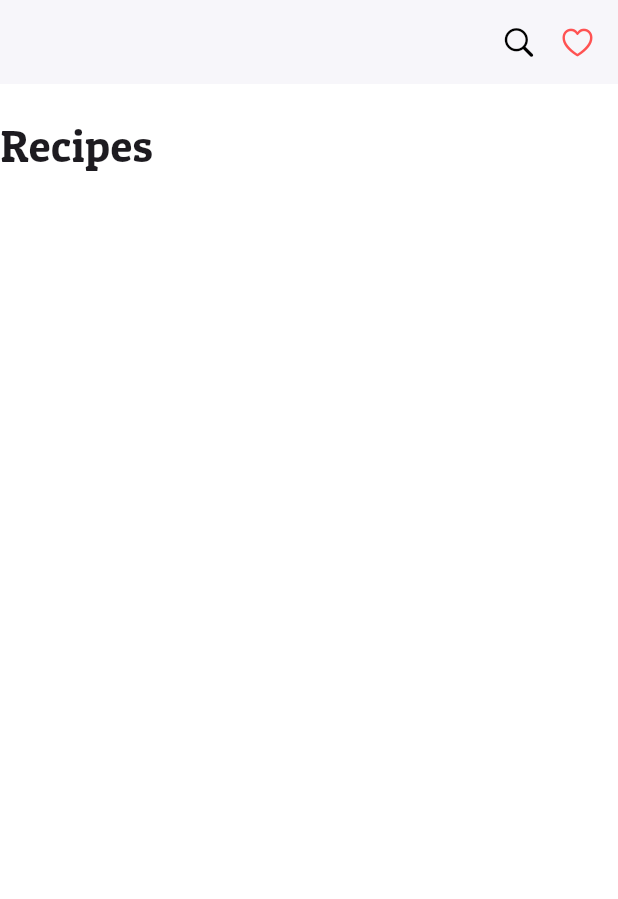
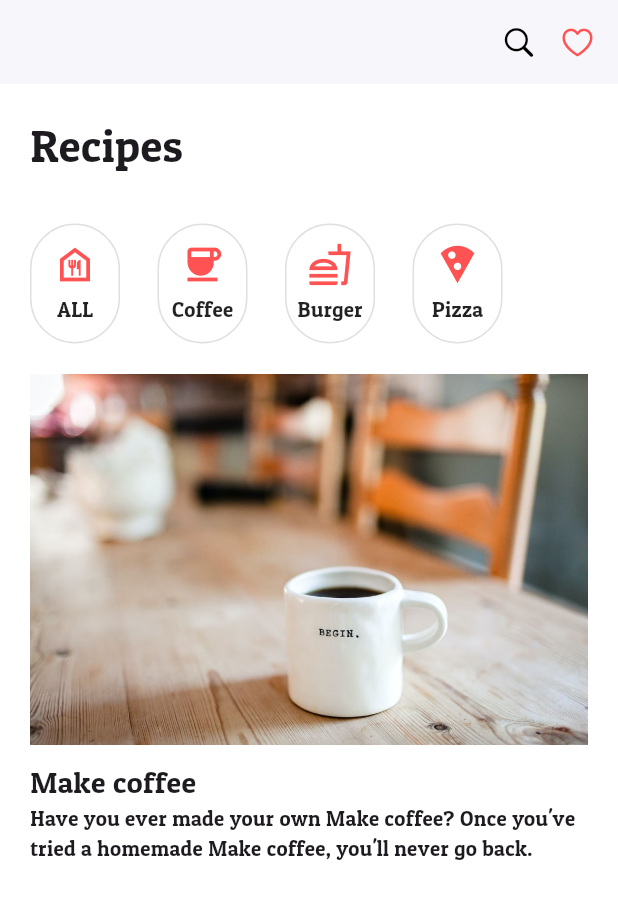
Before and after one commit to lee28921/flutter, a Flutter app: the screen it shows after launch, on a phone screen of 412 x 824 dp. Shown: the top 899 px of the screen. Run offline on Flutter 3.47's test engine with Material 3 defaults, Android fonts, the phone set to English and light mode, and no system bars.

Commit message:
body 일부 구현

```diff
--- a/class_flutter_recipe/lib/components/recipe_list_item.dart
+++ b/class_flutter_recipe/lib/components/recipe_list_item.dart
@@ -8,8 +8,28 @@ class RecipeListItem extends StatelessWidget {
   const RecipeListItem(
       {required this.imageName, required this.title, super.key});
 
+  // build 함수가 호출 되면 화면에 그림을 그려준다
   @override
   Widget build(BuildContext context) {
-    return Container();
+    return Padding(
+      padding: const EdgeInsets.symmetric(vertical: 20),
+      child: Column(
+        crossAxisAlignment: CrossAxisAlignment.start,
+        children: [
+          Image.asset(
+            "assets/images/$imageName.jpeg",
+            fit: BoxFit.cover,
+          ),
+          SizedBox(height: 10),
+          Text(
+            title,
+            style: TextStyle(fontSize: 20),
+          ),
+          Text("Have you ever made your own $title? "
+              "Once you've tried a homemade $title, "
+              "you'll never go back.")
+        ],
+      ),
+    );
   }
 }
--- a/class_flutter_recipe/lib/components/recipe_menu.dart
+++ b/class_flutter_recipe/lib/components/recipe_menu.dart
@@ -3,8 +3,47 @@ import 'package:flutter/material.dart';
 class RecipeMenu extends StatelessWidget {
   const RecipeMenu({super.key});
 
+  // build 화면에다가 그림을 그려주는 함수
   @override
   Widget build(BuildContext context) {
-    return Container();
+    return Padding(
+      padding: const EdgeInsets.only(top: 30),
+      child: Row(
+        children: [
+          _buildMenuItem(Icons.food_bank_outlined, "ALL"),
+          const SizedBox(width: 25),
+          _buildMenuItem(Icons.coffee, "Coffee"),
+          const SizedBox(width: 25),
+          _buildMenuItem(Icons.fastfood_outlined, "Burger"),
+          const SizedBox(width: 25),
+          _buildMenuItem(Icons.local_pizza, "Pizza"),
+        ],
+      ),
+    );
+  }
+
+  Widget _buildMenuItem(IconData food, String text) {
+    return Container(
+        width: 60,
+        height: 80,
+        decoration: BoxDecoration(
+          borderRadius: BorderRadius.circular(30),
+          border: Border.all(color: Colors.black12),
+        ),
+        child: Column(
+          mainAxisAlignment: MainAxisAlignment.center,
+          children: [
+            Icon(
+              food,
+              color: Colors.redAccent,
+              size: 30,
+            ),
+            SizedBox(height: 5),
+            Text(
+              text,
+              style: TextStyle(color: Colors.black87),
+            )
+          ],
+        ));
   }
 }
--- a/class_flutter_recipe/lib/pages/recipe_page.dart
+++ b/class_flutter_recipe/lib/pages/recipe_page.dart
@@ -1,3 +1,5 @@
+import 'package:class_flutter_recipe/components/recipe_list_item.dart';
+import 'package:class_flutter_recipe/components/recipe_menu.dart';
 import 'package:class_flutter_recipe/components/recipe_title.dart';
 import 'package:flutter/cupertino.dart';
 import 'package:flutter/material.dart';
@@ -11,7 +13,17 @@ class RecipePage extends StatelessWidget {
     return Scaffold(
       backgroundColor: Colors.white,
       appBar: _buildRecipeAppBar(),
-      body: RecipeTitle(),
+      body: Padding(
+        padding: const EdgeInsets.symmetric(horizontal: 20),
+        child: Column(
+          crossAxisAlignment: CrossAxisAlignment.start,
+          children: [
+            RecipeTitle(),
+            RecipeMenu(),
+            RecipeListItem(imageName: "coffee", title: "Make coffee"),
+          ],
+        ),
+      ),
     );
   }
 }
```
Also changed, not shown: class_flutter_recipe/assets/images/burger.jpeg (added), class_flutter_recipe/assets/images/coffee.jpeg (added), class_flutter_recipe/assets/images/pizza.jpeg (added).
